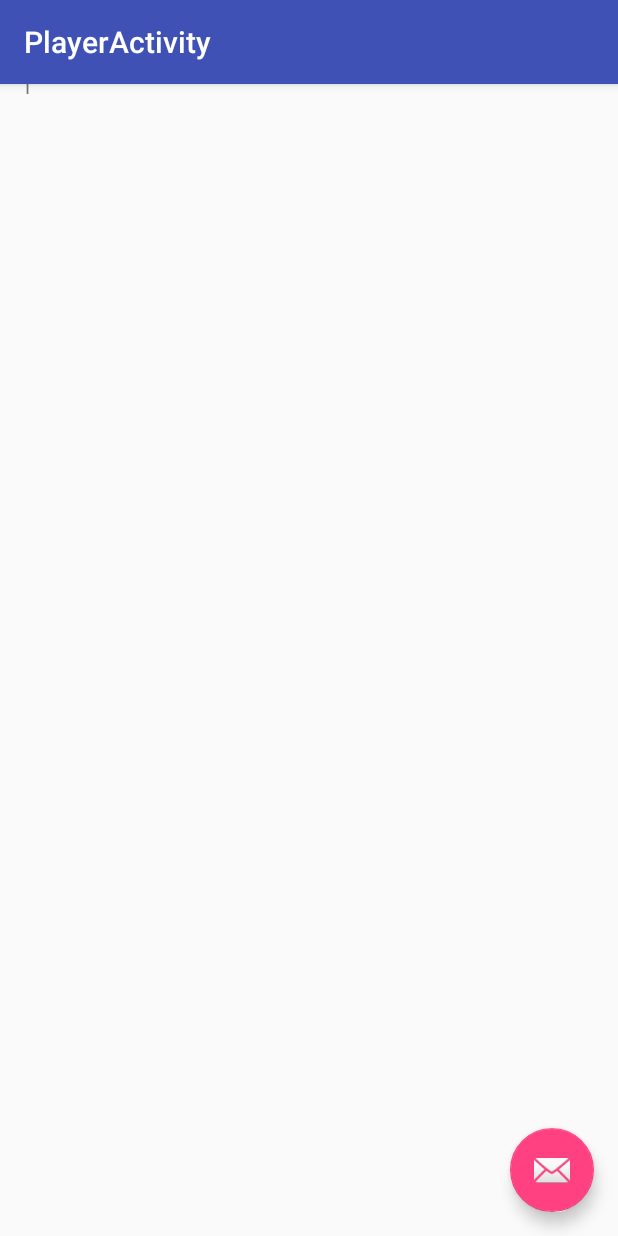
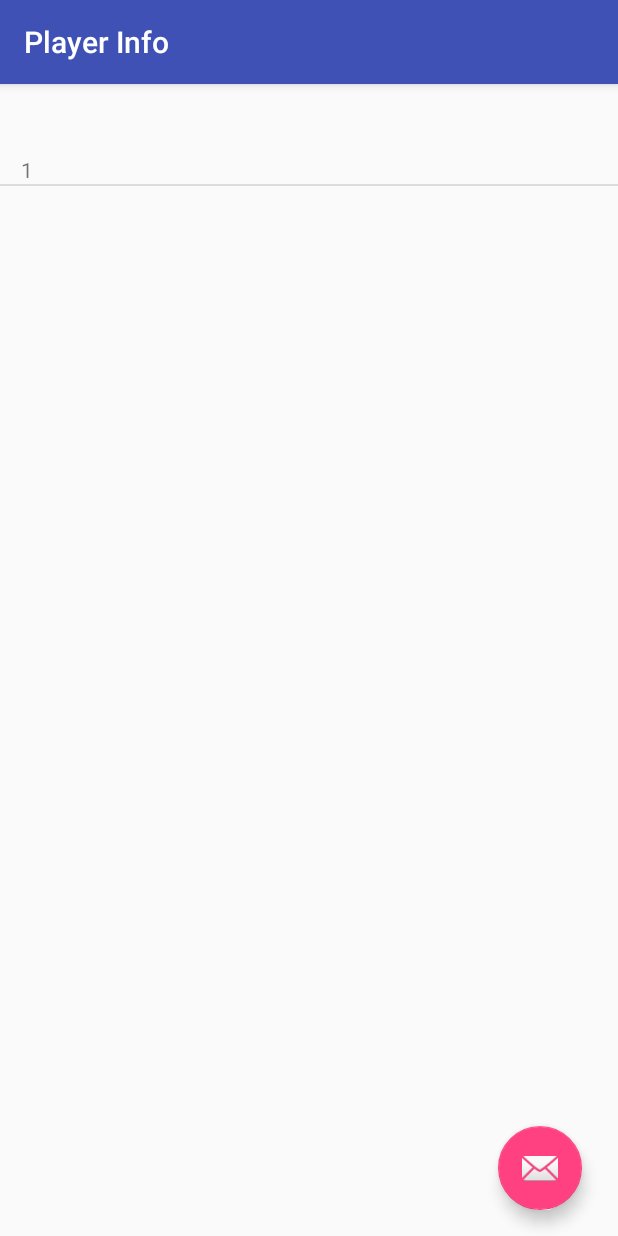
Before and after one commit to seanr89/MyGroupRandomiser, an Android app: the PlayerActivity screen opened directly, with no data from a screen before it, on a phone screen of 412 x 824 dp. Run offline under Robolectric (Android 15) with nearby library versions, the light colour scheme and no system bars.

Commit message:
Test content added for the Player addition and starting to handle the page navigation using the utility navigation control (It works!!) require code to access the navigation

```diff
--- a/app/src/main/AndroidManifest.xml
+++ b/app/src/main/AndroidManifest.xml
@@ -23,10 +23,10 @@
             android:theme="@style/AppTheme.NoActionBar" />
         <activity
             android:name=".PlayerActivity"
-            android:label="@string/title_activity_player"
-            android:theme="@style/AppTheme.NoActionBar" />
+            android:label="Player Info" />
         <activity android:name=".AddPlayerActivity" />
-        <activity android:name=".GroupInfoActivity"></activity>
+        <activity android:name=".GroupInfoActivity" />
+        <activity android:name=".PlayerAssigmentActivity"></activity>
     </application>
 
 </manifest>
--- a/app/src/main/java/com/example/seanrafferty/mygrouprandomiser/AddGroup.kt
+++ b/app/src/main/java/com/example/seanrafferty/mygrouprandomiser/AddGroup.kt
@@ -33,12 +33,12 @@ class AddGroup : AppCompatActivity() {
      */
     fun CreateGroup() : Int
     {
-        var result : Int = 0
+        var result: Int
 
         val nameTextView = findViewById(R.id.nameText) as TextView
         val name : String = nameTextView.text.toString()
 
-        var DB:DatabaseHandler = DatabaseHandler(this)
+        var DB = DatabaseHandler(this)
 
         result = DB.CreateGroup(MyGroup(0, name))
 
--- a/app/src/main/java/com/example/seanrafferty/mygrouprandomiser/AddPlayerActivity.kt
+++ b/app/src/main/java/com/example/seanrafferty/mygrouprandomiser/AddPlayerActivity.kt
@@ -45,7 +45,7 @@ class AddPlayerActivity : AppCompatActivity() {
         var result : Int
         val nameTextView = findViewById(R.id.playerNameEditView) as TextView
         val name : String = nameTextView.text.toString()
-        val rating = _RatingSpinner.getSelectedItem()
+        val rating = _RatingSpinner.selectedItem
 
         var DB = DatabaseHandler(this)
 
--- a/app/src/main/java/com/example/seanrafferty/mygrouprandomiser/Models/MyGroup.kt
+++ b/app/src/main/java/com/example/seanrafferty/mygrouprandomiser/Models/MyGroup.kt
@@ -12,12 +12,15 @@ data class MyGroup constructor(var ID: Int, var Name: String)
 {
     var CreationDate : Date = Calendar.getInstance().getTime();
 
-    constructor(id: Int, name: String, creationDate: Date) : this(id, name)
+    constructor(id: Int, name: String, teamCount: Int, creationDate: Date) : this(id, name)
     {
         this.ID = id
         this.Name = name
         this.CreationDate = creationDate
     }
 
+    /**
+     * A null/default object constructor
+     */
     constructor() : this(-1, "")
 }
--- a/app/src/main/java/com/example/seanrafferty/mygrouprandomiser/PlayerActivity.kt
+++ b/app/src/main/java/com/example/seanrafferty/mygrouprandomiser/PlayerActivity.kt
@@ -21,7 +21,7 @@ class PlayerActivity : AppCompatActivity() {
     override fun onCreate(savedInstanceState: Bundle?) {
         super.onCreate(savedInstanceState)
         setContentView(R.layout.activity_player)
-        setSupportActionBar(toolbar)
+        //setSupportActionBar(toolbar)
 
         /**
          * Create listener on + item click event
@@ -50,7 +50,7 @@ class PlayerActivity : AppCompatActivity() {
         Log.d("PlayerActivity", object{}.javaClass.enclosingMethod.name)
 
         //initialise an ArrayList and a DatabaseHandler object
-        var playerList = ArrayList<Player>();
+        var playerList: ArrayList<Player>;
         var DB = DatabaseHandler(this)
 
         //query DB for all players and return
@@ -64,7 +64,7 @@ class PlayerActivity : AppCompatActivity() {
      */
     fun AddPlayerActivity()
     {
-        println("Method: " + object{}.javaClass.enclosingMethod.name)
+        Log.d("PlayerActivity", object{}.javaClass.enclosingMethod.name)
 
         var intent= Intent(this,AddPlayerActivity::class.java)
         startActivity(intent)
--- a/app/src/main/res/layout/activity_player.xml
+++ b/app/src/main/res/layout/activity_player.xml
@@ -1,5 +1,5 @@
 <?xml version="1.0" encoding="utf-8"?>
-<android.support.design.widget.CoordinatorLayout xmlns:android="http://schemas.android.com/apk/res/android"
+<RelativeLayout xmlns:android="http://schemas.android.com/apk/res/android"
     xmlns:app="http://schemas.android.com/apk/res-auto"
     xmlns:tools="http://schemas.android.com/tools"
     android:layout_width="match_parent"
@@ -9,30 +9,41 @@
     <ListView
         android:id="@+id/PlayerListView"
         android:layout_width="wrap_content"
-        android:layout_height="wrap_content"/>
+        android:layout_height="match_parent"
+        android:layout_alignParentStart="true"
+        android:layout_alignParentTop="true" />
 
-    <android.support.design.widget.AppBarLayout
-        android:layout_width="match_parent"
-        android:layout_height="wrap_content"
-        android:theme="@style/AppTheme.AppBarOverlay">
+    <!--<android.support.design.widget.AppBarLayout-->
+        <!--android:id="@+id/appBarLayout"-->
+        <!--android:layout_width="match_parent"-->
+        <!--android:layout_height="wrap_content"-->
+        <!--android:theme="@style/AppTheme.AppBarOverlay"-->
+        <!--app:layout_anchor="@+id/appBarLayout"-->
+        <!--app:layout_anchorGravity="top|center">-->
 
-        <android.support.v7.widget.Toolbar
-            android:id="@+id/toolbar"
-            android:layout_width="match_parent"
-            android:layout_height="?attr/actionBarSize"
-            android:background="?attr/colorPrimary"
-            app:popupTheme="@style/AppTheme.PopupOverlay" />
+        <!--<android.support.v7.widget.Toolbar-->
+            <!--android:id="@+id/toolbar"-->
+            <!--android:layout_width="match_parent"-->
+            <!--android:layout_height="?attr/actionBarSize"-->
+            <!--android:background="?attr/colorPrimary"-->
+            <!--app:popupTheme="@style/AppTheme.PopupOverlay" />-->
 
-    </android.support.design.widget.AppBarLayout>
+    <!--</android.support.design.widget.AppBarLayout>-->
 
-    <include layout="@layout/content_player" />
+    <!--<include-->
+        <!--layout="@layout/content_player"-->
+        <!--android:layout_width="match_parent"-->
+        <!--android:layout_height="match_parent" />-->
 
     <android.support.design.widget.FloatingActionButton
         android:id="@+id/fab"
         android:layout_width="wrap_content"
         android:layout_height="wrap_content"
+        android:layout_alignParentBottom="true"
+        android:layout_alignParentEnd="true"
         android:layout_gravity="bottom|end"
-        android:layout_margin="@dimen/fab_margin"
+        android:layout_marginBottom="17dp"
+        android:layout_marginEnd="24dp"
         app:srcCompat="@android:drawable/ic_dialog_email" />
 
-</android.support.design.widget.CoordinatorLayout>
+</RelativeLayout>
```
Also changed, not shown: app/src/main/java/com/example/seanrafferty/mygrouprandomiser/GroupInfoActivity.kt (+18 -11 lines), app/src/main/java/com/example/seanrafferty/mygrouprandomiser/MainActivity.kt (+26 -23 lines), app/src/main/java/com/example/seanrafferty/mygrouprandomiser/Models/GroupEvent.kt (added, +8 -0 lines), app/src/main/java/com/example/seanrafferty/mygrouprandomiser/Models/Team.kt (added, +10 -0 lines), app/src/main/java/com/example/seanrafferty/mygrouprandomiser/PlayerAssigmentActivity.kt (added, +30 -0 lines), app/src/main/java/com/example/seanrafferty/mygrouprandomiser/SQLite/DatabaseHandler.kt (+15 -6 lines), app/src/main/java/com/example/seanrafferty/mygrouprandomiser/Utilities/NavigationControls.kt (+11 -0 lines), app/src/main/res/layout/activity_player_assigment.xml (added, +30 -0 lines).
